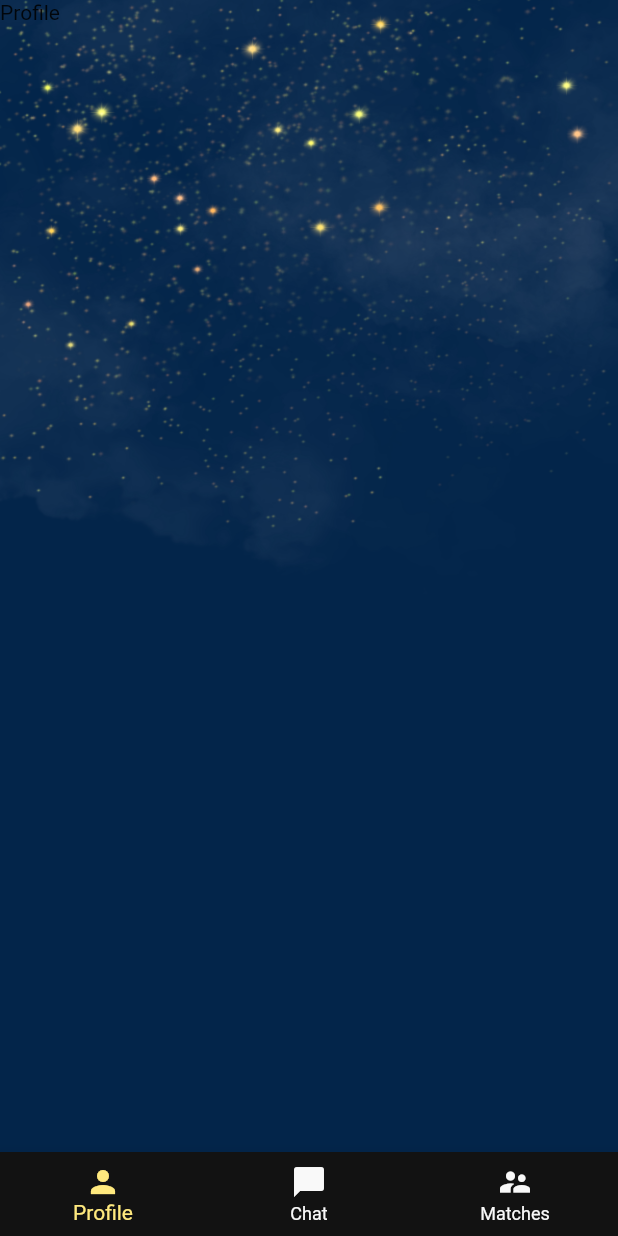
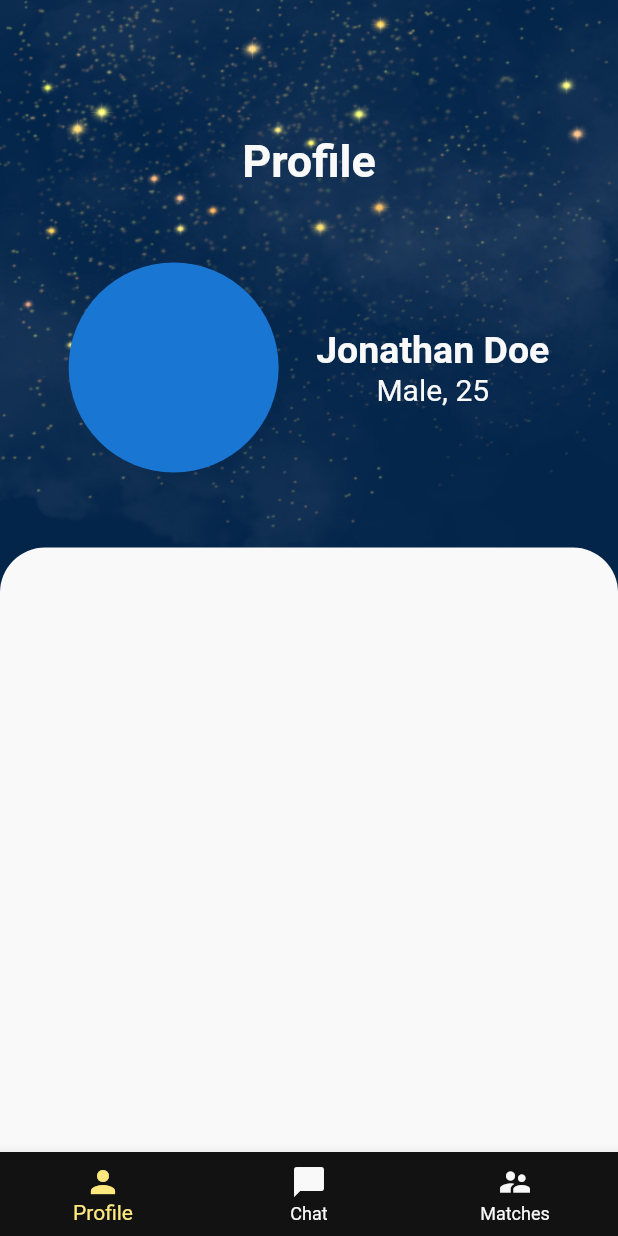
Before and after one commit to errorTeamNameNotFound/HackDFW, a Flutter app: the screen it shows after launch, on a phone screen of 412 x 824 dp. Run offline on Flutter 3.47's test engine with Material 2 defaults, Android fonts, the phone set to English and light mode, and no system bars.

Commit message:
got basic layout for profile page

```diff
--- a/lib/pages/mainpage.dart
+++ b/lib/pages/mainpage.dart
@@ -2,6 +2,7 @@
 
 import 'package:flutter/material.dart';
 import 'package:hackdfw/pages/pagecontent/homecontent.dart';
+import 'package:hackdfw/pages/pagecontent/profilecontent.dart';
 import 'package:hackdfw/styles.dart';
 
 class HomePage extends StatefulWidget {
@@ -16,7 +17,7 @@ class _HomePageState extends State<HomePage> {
   Add widget pages here
    */
   final List<Widget> _widgetOption = <Widget>[
-    Text("Profile"),
+    ProfileContent(),
     Text("Chat"),
     MatchesContent(),
   ];
--- a/lib/pages/pagecontent/homecontent.dart
+++ b/lib/pages/pagecontent/homecontent.dart
@@ -16,13 +16,16 @@ class _MatchesContentState extends State<MatchesContent> {
       child: Column(
         crossAxisAlignment: CrossAxisAlignment.stretch,
         children: <Widget>[
+          SizedBox(
+            height: 90,
+          ),
           /*
           Page Heading
            */
           // ignore: prefer_const_constructors
           Center(
             child: Text(
-              Texts.kHomeLabel,
+              "Recent Matches",
               style: TextStyle(
                 fontWeight: FontWeight.bold,
                 fontSize: 30,
@@ -31,17 +34,12 @@ class _MatchesContentState extends State<MatchesContent> {
             ),
           ),
           SizedBox(
-            height: 40,
+            height: 10,
           ),
+
           /*
           Recent matches
            */
-          Center(
-            child: Text(
-              "Recent Matches",
-              style: TextStyle(color: Styles.kOffWhite, fontSize: 25),
-            ),
-          ),
           Row(
             mainAxisAlignment: MainAxisAlignment.center,
             children: <Widget>[
@@ -72,7 +70,7 @@ class _MatchesContentState extends State<MatchesContent> {
             ],
           ),
           SizedBox(
-            height: 40,
+            height: 30,
           ),
           Center(
             child: Text(
--- /dev/null
+++ b/lib/pages/pagecontent/profilecontent.dart
@@ -0,0 +1,84 @@
+// ignore_for_file: prefer_const_constructors, prefer_const_literals_to_create_immutables
+
+import 'package:flutter/material.dart';
+import 'package:hackdfw/styles.dart';
+
+class ProfileContent extends StatefulWidget {
+  @override
+  _ProfileContentState createState() => _ProfileContentState();
+}
+
+class _ProfileContentState extends State<ProfileContent> {
+  @override
+  Widget build(BuildContext context) {
+    return Column(
+      crossAxisAlignment: CrossAxisAlignment.stretch,
+      children: <Widget>[
+        SizedBox(
+          height: 90,
+        ),
+        /*
+        Page Heading
+         */
+        // ignore: prefer_const_constructors
+        Center(
+          child: Text(
+            "Profile",
+            style: TextStyle(
+              fontWeight: FontWeight.bold,
+              fontSize: 30,
+              color: Styles.kOffWhite,
+            ),
+          ),
+        ),
+        SizedBox(
+          height: 50,
+        ),
+        Row(
+          mainAxisAlignment: MainAxisAlignment.center,
+          children: <Widget>[
+            CircleAvatar(
+              minRadius: 70,
+            ),
+            SizedBox(
+              width: 25,
+            ),
+            Column(
+              children: <Widget>[
+                Text(
+                  "Jonathan Doe",
+                  style: TextStyle(
+                    fontWeight: FontWeight.bold,
+                    fontSize: 25,
+                    color: Styles.kOffWhite,
+                  ),
+                ),
+                Text(
+                  "Male, 25",
+                  style: TextStyle(
+                    fontSize: 20,
+                    color: Styles.kOffWhite,
+                  ),
+                ),
+              ],
+            ),
+          ],
+        ),
+        SizedBox(
+          height: 50,
+        ),
+        Expanded(
+          child: Container(
+            decoration: BoxDecoration(
+              borderRadius: BorderRadius.only(
+                topLeft: Radius.circular(30),
+                topRight: Radius.circular(30),
+              ),
+              color: Styles.kOffWhite,
+            ),
+          ),
+        ),
+      ],
+    );
+  }
+}
--- a/lib/pages/pagecontent/profilepage.dart
+++ /dev/null
@@ -1 +0,0 @@
-import 'package:flutter/material.dart';
```
